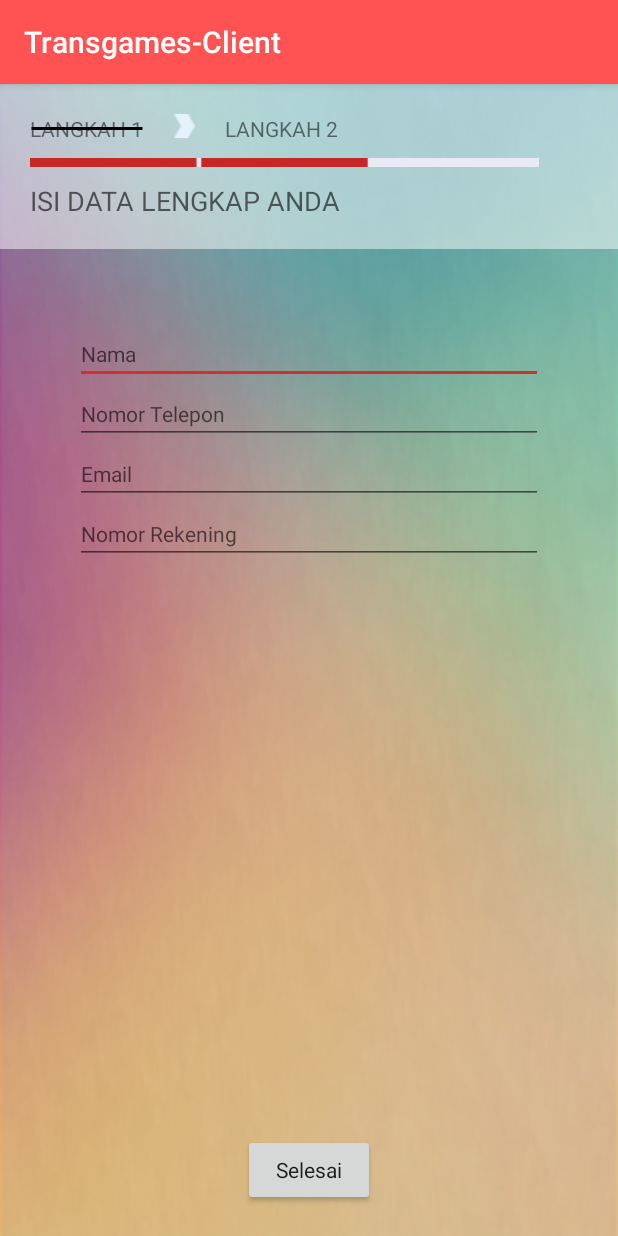
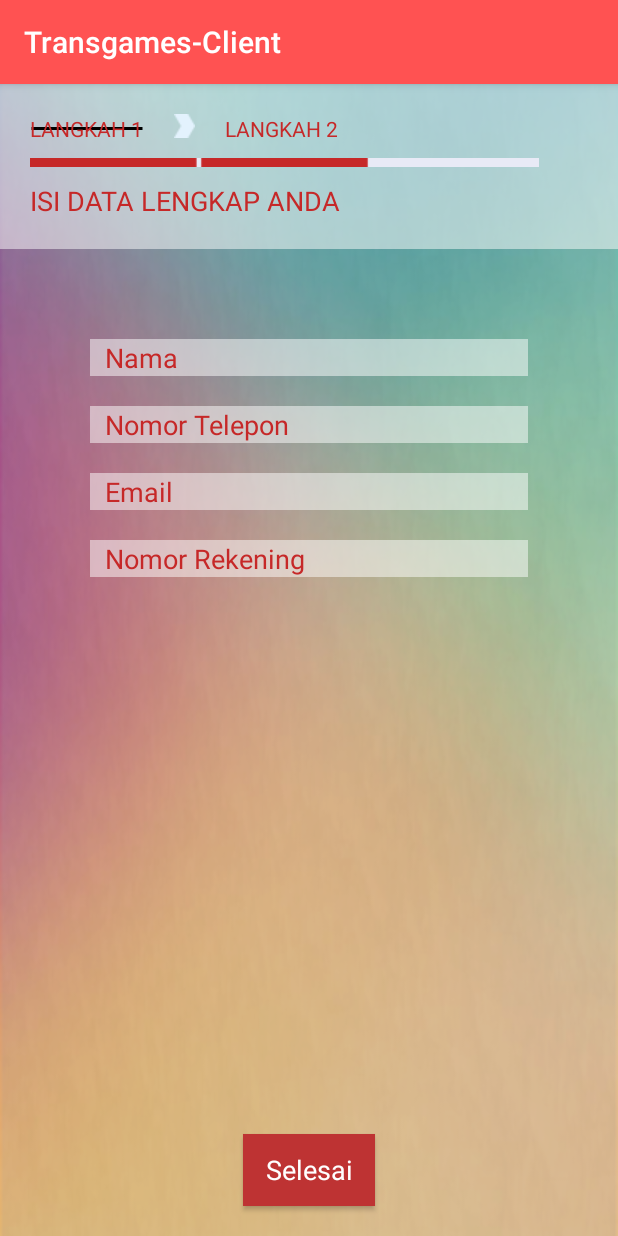
Before and after one commit to derrysd/Pit-Games_Client, an Android app: the Voucher_2 screen opened directly, with no data from a screen before it, on a phone screen of 412 x 824 dp. Run offline under Robolectric (Android 15) with nearby library versions, the phone set to English and light mode, and no system bars.

Commit message:
fixing error because of repo update

```diff
--- a/app/build.gradle
+++ b/app/build.gradle
@@ -1,13 +1,13 @@
 apply plugin: 'com.android.application'
 
 android {
-    compileSdkVersion 22
-    buildToolsVersion "23.0.2"
+    compileSdkVersion 23
+    buildToolsVersion "23.0.3"
 
     defaultConfig {
         applicationId "xanctuary.transgames_client"
         minSdkVersion 15
-        targetSdkVersion 22
+        targetSdkVersion 23
         versionCode 1
         versionName "1.0"
     }
--- a/app/src/main/res/values/styles.xml
+++ b/app/src/main/res/values/styles.xml
@@ -1,4 +1,3 @@
-<?xml version="1.0" encoding="utf-8"?>
 <resources>
     <!-- Base application theme. -->
     <style name="AppTheme" parent="Theme.AppCompat.Light.DarkActionBar">
@@ -7,29 +6,28 @@
         <item name="colorPrimaryDark">@color/colorPrimaryDark</item>
         <item name="colorAccent">@color/colorAccent</item>
         <item name="colorControlHighlight">@color/ripple_color</item>
-        <item name="textColor">@color/teks_color</item>
+        <item name="android:textColor">@color/teks_color</item>
     </style>
 
     <style name="SplashTheme" parent="Theme.AppCompat.NoActionBar">
-
     </style>
 
     <style name="ButtonTheme" parent="AppTheme">
-        <item name="textColor">@android:color/white</item>
-        <item name="background">@color/button_color</item>
-        <item name="textAppearance">?android:textAppearanceMedium</item>
+        <item name="android:textColor">@android:color/white</item>
+        <item name="android:background">@color/button_color</item>
+        <item name="android:textAppearance">?android:textAppearanceMedium</item>
     </style>
 
     <style name="SpinnerTheme" parent="AppTheme">
-        <item name="background">@drawable/spinner_bg</item>
+        <item name="android:background">@drawable/spinner_bg</item>
     </style>
 
     <style name="EditTextTheme" parent="AppTheme">
-        <item name="background">@color/text_background</item>
-        <item name="layout_margin">10dp</item>
-        <item name="height">30dp</item>
-        <item name="textAppearance">?android:textAppearanceMedium</item>
-        <item name="textColorHint">@color/teks_color</item>
-        <item name="paddingLeft">10dp</item>
+        <item name="android:background">@color/text_background</item>
+        <item name="android:layout_margin">10dp</item>
+        <item name="android:layout_height">30dp</item>
+        <item name="android:textAppearance">?android:textAppearanceMedium</item>
+        <item name="android:textColorHint">@color/teks_color</item>
+        <item name="android:paddingLeft">10dp</item>
     </style>
 </resources>
```
